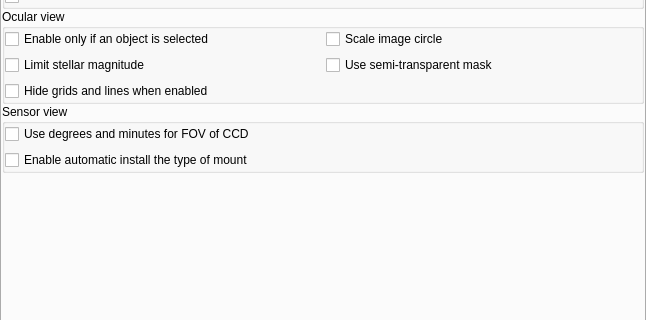
Above: plugins/Oculars/src/gui/ocularDialog.ui from 519984307/stellarium_src before the change; both pictures show x 0 to 646 and y 108 to 428 of the 646 by 609 pixel window. Below: the same form after it.
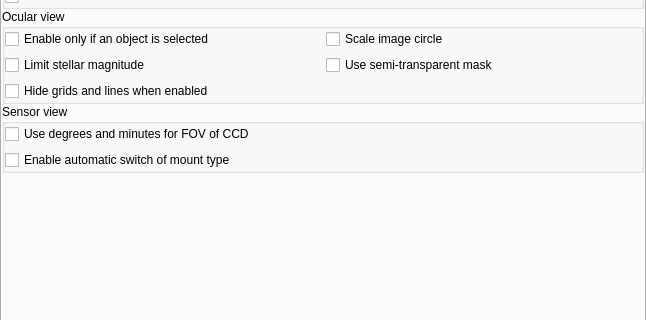
That is the form after the change. Icons and pictures are not drawn. Custom widgets are drawn as their Qt base class.

```diff
--- a/plugins/Oculars/src/gui/ocularDialog.ui
+++ b/plugins/Oculars/src/gui/ocularDialog.ui
@@ -302,7 +302,7 @@
                 <string>Enable automatic install the type of mount from the telescope settings for saving horizontal orientation of CCD frame.</string>
                </property>
                <property name="text">
-                <string>Enable automatic install the type of mount</string>
+                <string>Enable automatic switch of mount type</string>
                </property>
               </widget>
              </item>
```
Left out of the diff: 2 changed lines with no effect on the pictures.
